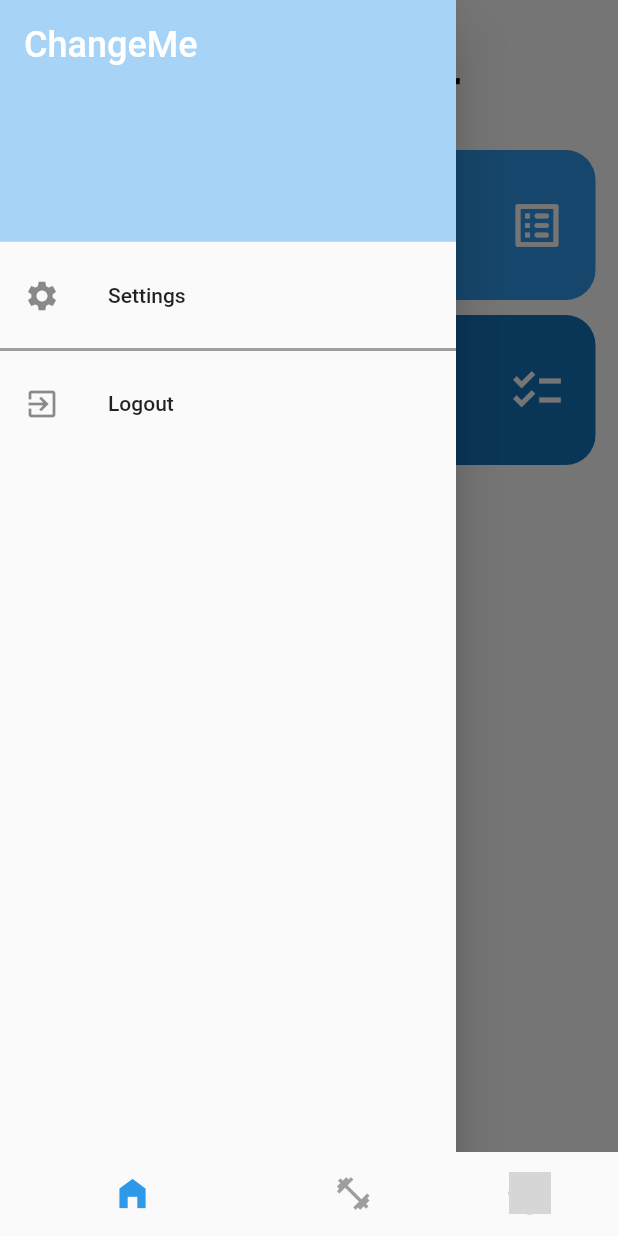
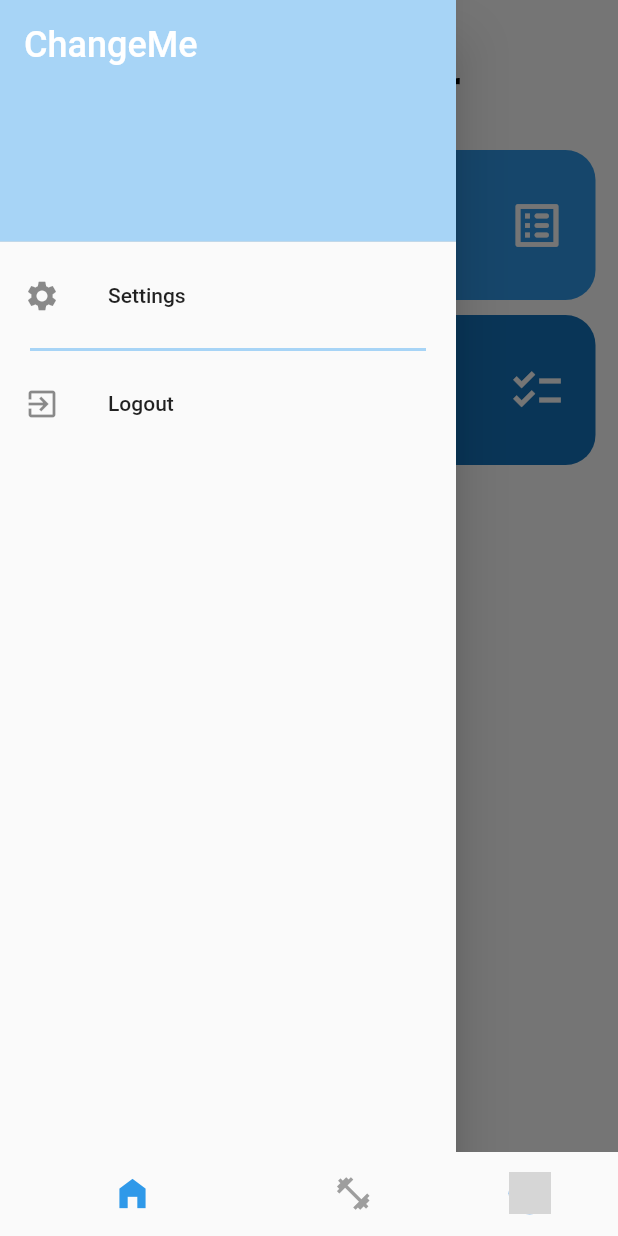
Before and after one commit to Tyreseexe/flutter_testing, a Flutter app: the screen it shows after launch, with the side drawer open, on a phone screen of 412 x 824 dp. Run offline on Flutter 3.47's test engine with Material 2 defaults, Android fonts, the phone set to English and light mode, and no system bars; our stand-ins replace get, get_storage; network calls fail; grey boxes are pictures that could not be loaded.

Commit message:
fixed_drawer

```diff
--- a/lib/widgets.dart/navdrawer.dart
+++ b/lib/widgets.dart/navdrawer.dart
@@ -11,7 +11,6 @@ class MyDrawer extends StatelessWidget {
   Widget build(BuildContext context) {
     return Drawer(
       child: ListView(
-        padding: EdgeInsets.zero,
         children: <Widget>[
           const DrawerHeader(
             decoration: BoxDecoration(
@@ -26,8 +25,7 @@ class MyDrawer extends StatelessWidget {
             ),
           ),
           //alles onder toe moet in n colum wees
-          Expanded(
-            child: Column(
+          Column(
             children: [
               ListTile(
                 leading: const Icon(
@@ -41,10 +39,11 @@ class MyDrawer extends StatelessWidget {
                 },
               ),
               const Divider(
+                indent: 20,
+                endIndent: 20,
                 thickness: 2,
-                  color: Colors.grey,
+                color: clSecondary,
               ),
-                const Spacer(),
               Padding(
                 padding: EdgeInsets.zero,
                 child: ListTile(
@@ -56,7 +55,6 @@ class MyDrawer extends StatelessWidget {
                 ),
               ),
             ],
-            ),
           ), //children
         ], //<Widget>[]
       ),
```
Lines whose indentation alone changed are shown as unchanged.
